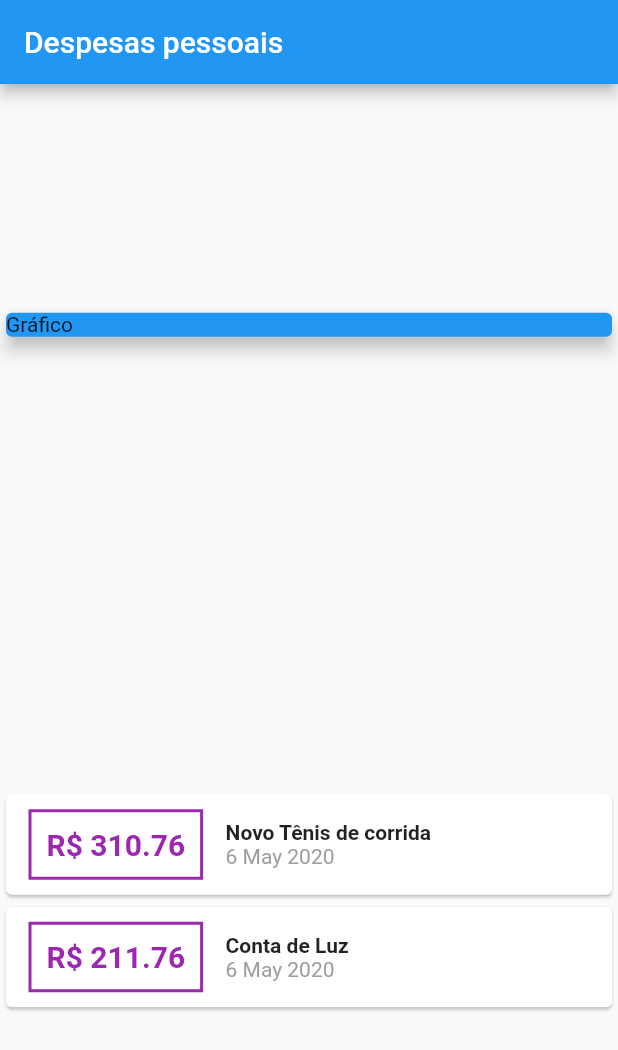
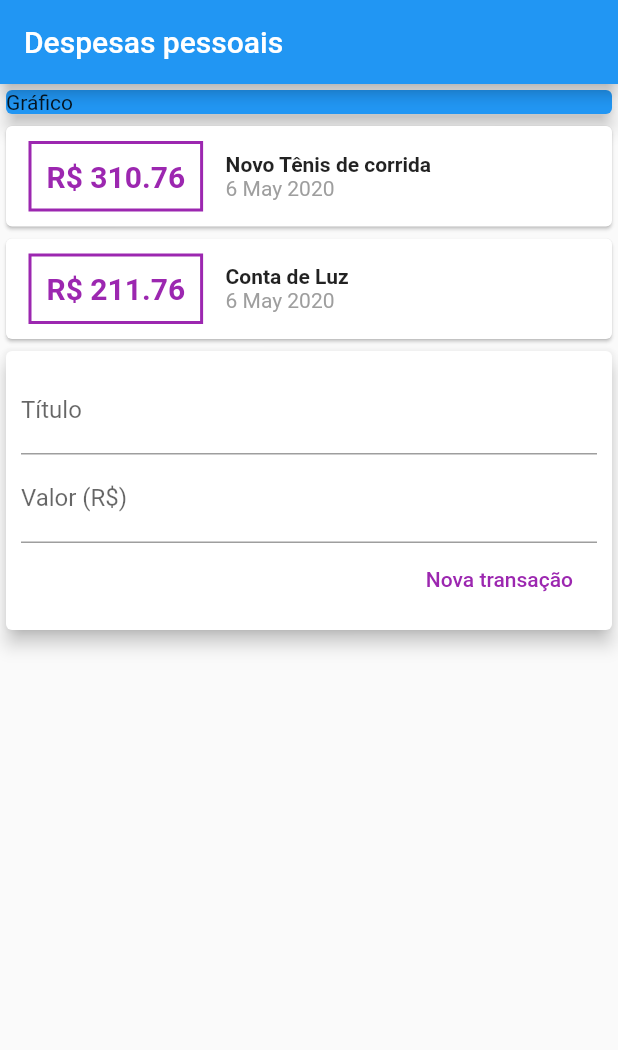
Before and after one commit to angeloconfer/coder_flutter, a Flutter app: the screen it shows after launch, on a phone screen of 412 x 824 dp. Shown: the top 1050 px of the screen. Run offline on Flutter 3.47's test engine with Material 2 defaults, Android fonts, the phone set to English and light mode, and no system bars.

Commit message:
ExpensesApp - controle pessoal

```diff
--- a/expenses/lib/main.dart
+++ b/expenses/lib/main.dart
@@ -15,6 +15,9 @@ class ExpensesApp extends StatelessWidget {
 }
 
 class MyHomePage extends StatelessWidget {
+  final titleContoller = TextEditingController();
+  final valueContoller = TextEditingController();
+
   final _transaction = [
     Transaction(
       id: 't1',
@@ -37,7 +40,6 @@ class MyHomePage extends StatelessWidget {
         title: Text('Despesas pessoais'),
       ),
       body: Column(
-        mainAxisAlignment: MainAxisAlignment.spaceAround,
         crossAxisAlignment: CrossAxisAlignment.stretch,
         children: <Widget>[
           Container(
@@ -93,6 +95,39 @@ class MyHomePage extends StatelessWidget {
               );
             }).toList(),
           ),
+          Card(
+            elevation: 5,
+            child: Padding(
+              padding: const EdgeInsets.all(10.0),
+              child: Column(
+                children: <Widget>[
+                  TextField(
+                    controller: titleContoller,
+                    decoration: InputDecoration(labelText: 'Título'),
+                  ),
+                  TextField(
+                    controller: valueContoller,
+                    decoration: InputDecoration(
+                      labelText: 'Valor (R\$)',
+                    ),
+                  ),
+                  Row(
+                    mainAxisAlignment: MainAxisAlignment.end,
+                    children: <Widget>[
+                      FlatButton(
+                        onPressed: () {
+                          print(titleContoller.text);
+                          print(valueContoller.text);
+                        },
+                        child: Text('Nova transação'),
+                        textColor: Colors.purple,
+                      ),
+                    ],
+                  )
+                ],
+              ),
+            ),
+          )
         ],
       ),
     );
```
